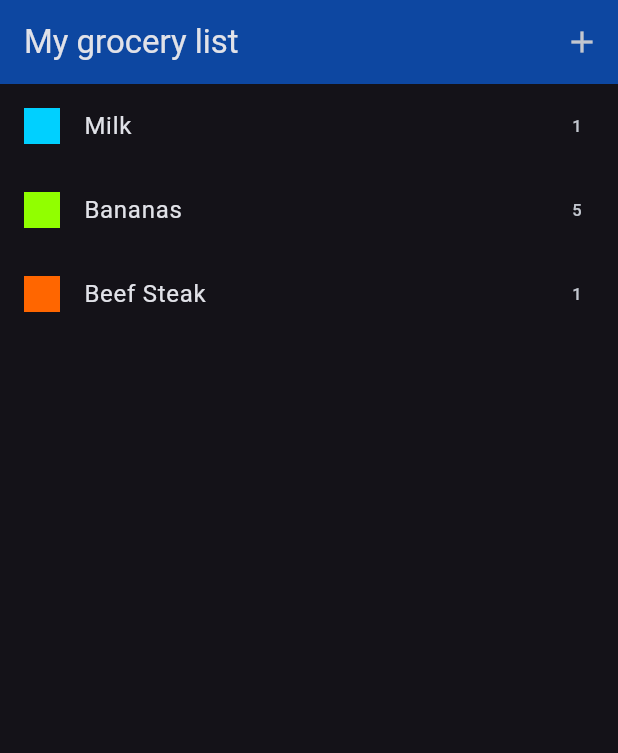
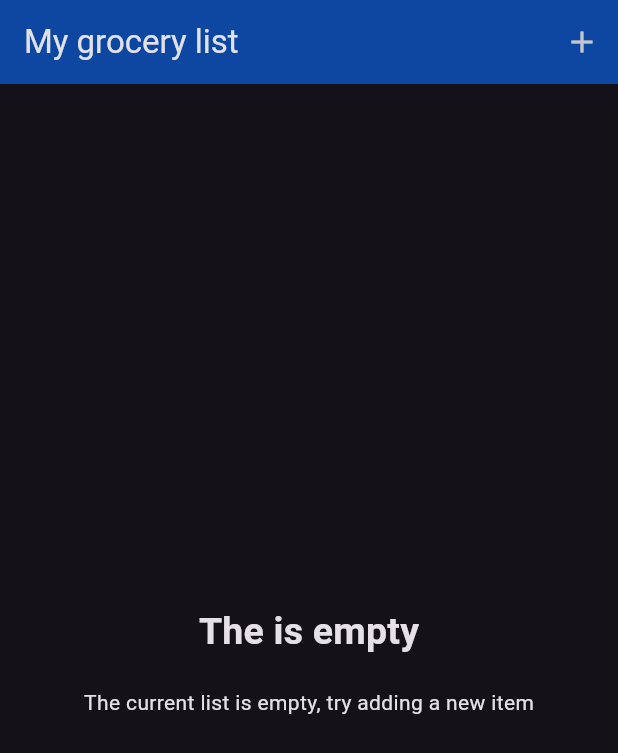
Before and after one commit to DiegoAuzaDev/shopping_list_flutter, a Flutter app: the screen it shows after launch, on a phone screen of 412 x 824 dp. Shown: the top 753 px of the screen. Run offline on Flutter 3.47's test engine with Material 3 defaults, Android fonts, the phone set to English and light mode, and no system bars.

Commit message:
Adding widget controller

```diff
--- a/lib/widgets/grocery_list.dart
+++ b/lib/widgets/grocery_list.dart
@@ -1,5 +1,5 @@
 import 'package:flutter/material.dart';
-import 'package:shopping_list_flutter/data/dummy_items.dart';
+import 'package:shopping_list_flutter/models/grocery_item.dart';
 import 'package:shopping_list_flutter/widgets/new_item.dart';
 
 class GroceryList extends StatefulWidget {
@@ -10,14 +10,63 @@ class GroceryList extends StatefulWidget {
 }
 
 class _GroceryListState extends State<GroceryList> {
-  final List<GroceryList> _groveryItems = [];
-  void _addItem() {
-    Navigator.of(context)
-        .push(MaterialPageRoute(builder: (ctx) => const NewItem()));
+  final List<GroceryItem> _groveryItems = [];
+  void _addItem() async {
+    final newItem = await Navigator.of(context).push<GroceryItem>(
+        MaterialPageRoute(builder: (ctx) => const NewItem()));
+    if (newItem == null) {
+      return;
+    }
+    setState(() {
+      _groveryItems.add(newItem);
+    });
   }
 
   @override
   Widget build(BuildContext context) {
+    final Widget itemList = ListView.builder(
+      itemCount: _groveryItems.length,
+      itemBuilder: (context, index) => ListTile(
+        title: Text(_groveryItems[index].name),
+        leading: Container(
+          width: 24,
+          height: 24,
+          color: _groveryItems[index].category.color,
+        ),
+        trailing: Text(
+          _groveryItems[index].quantity.toString(),
+        ),
+      ),
+    );
+
+    final Widget noItemList = Center(
+      child: Column(
+        mainAxisAlignment: MainAxisAlignment.center,
+        children: [
+          Text("The is empty",
+              style: Theme.of(context)
+                  .textTheme
+                  .titleMedium!
+                  .copyWith(fontWeight: FontWeight.bold, fontSize: 25)),
+          const SizedBox(
+            height: 18,
+          ),
+          Text("The current list is empty, try adding a new item",
+              style: Theme.of(context)
+                  .textTheme
+                  .bodyMedium!
+                  .copyWith(fontWeight: FontWeight.w400))
+        ],
+      ),
+    );
+
+    Widget widgetController() {
+      if (_groveryItems.isEmpty) {
+        return noItemList;
+      }
+      return itemList;
+    }
+
     return Scaffold(
       appBar: AppBar(
         title: const Text("My grocery list"),
@@ -28,20 +77,7 @@ class _GroceryListState extends State<GroceryList> {
           )
         ],
       ),
-      body: ListView.builder(
-        itemCount: groceryItems.length,
-        itemBuilder: (context, index) => ListTile(
-          title: Text(groceryItems[index].name),
-          leading: Container(
-            width: 24,
-            height: 24,
-            color: groceryItems[index].category.color,
-          ),
-          trailing: Text(
-            groceryItems[index].quantity.toString(),
-          ),
-        ),
-      ),
+      body: widgetController(),
     );
   }
 }
```
Also changed, not shown: 1 other file.
